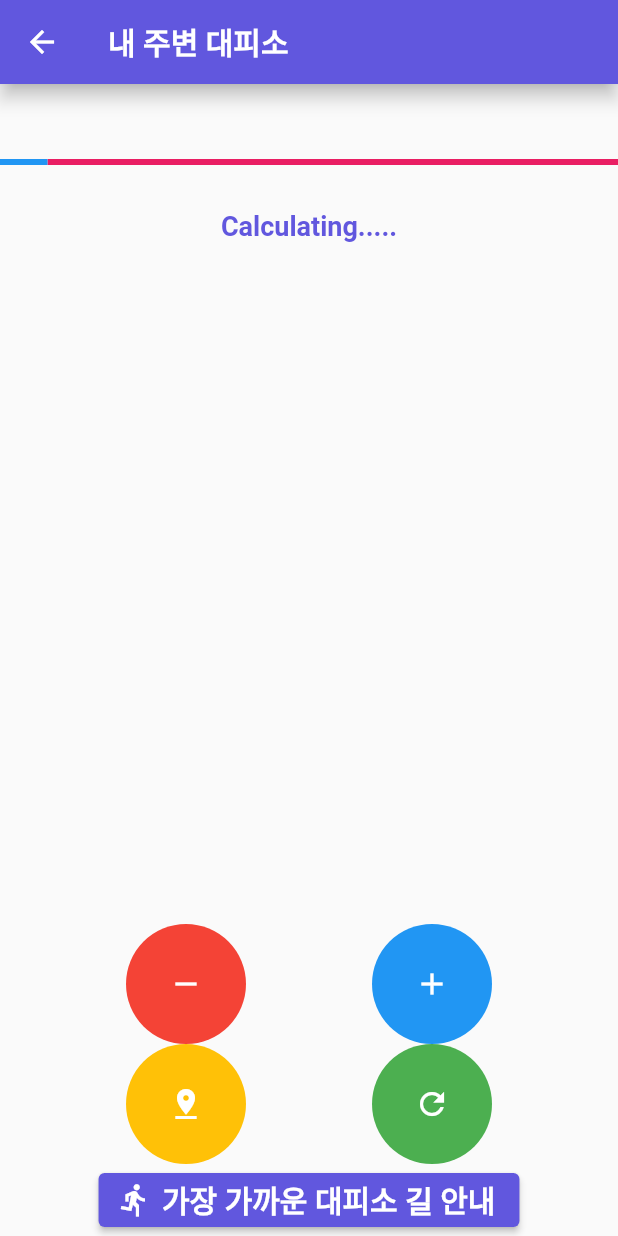
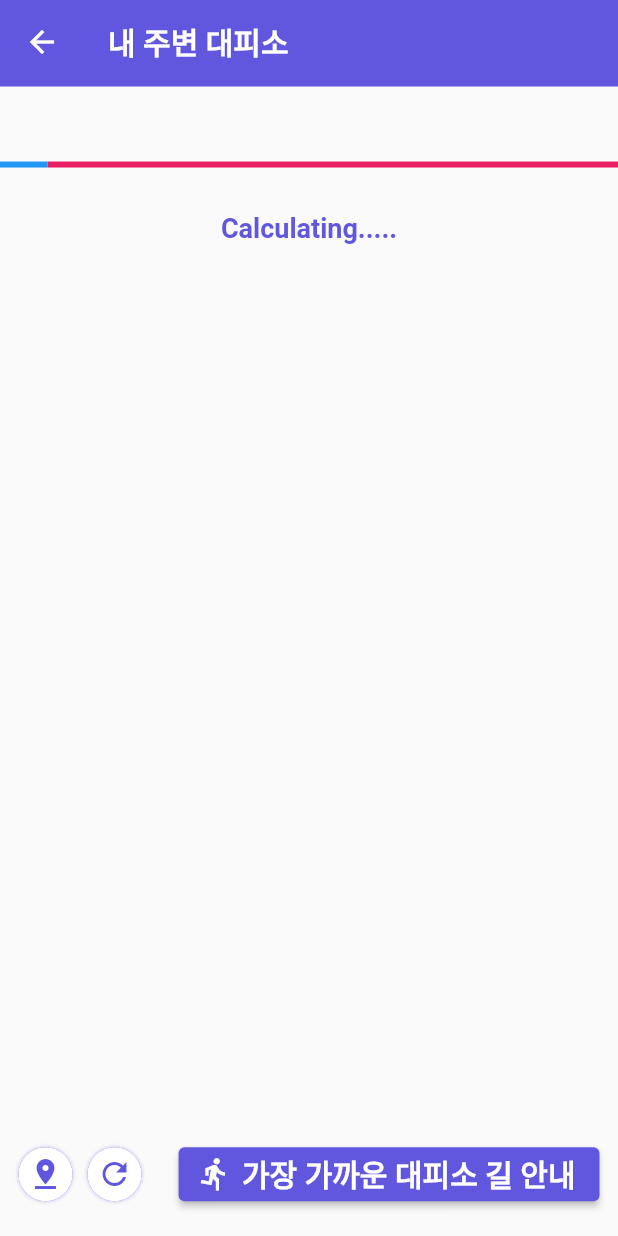
Before and after one commit to Cheon-DM/senior_project, a Flutter app: the AroundShelter screen opened directly, on a phone screen of 412 x 824 dp. Run offline on Flutter 3.47's test engine with Material 2 defaults, Android fonts, the light colour scheme and no system bars; our stand-ins replace cloud_firestore, firebase_auth, firebase_core, firebase_storage, geolocator, get and 4 more; missing offline and left inert: excel, kakaomap_webview, xml2json; accounts and stored records are empty; Roboto replaces fonts that are missing (Leferi).

Commit message:
내 주변 대피소 하단 버튼 UI 수정

```diff
--- a/lib/provider/LocateData.dart
+++ b/lib/provider/LocateData.dart
@@ -70,7 +70,6 @@ class LocateProvider extends ChangeNotifier {
     double tmp2 = position.longitude;
 
 
-    //if (_my_lat != tmp1 || _my_lng != tmp2){
       _my_lat = position.latitude;
       _my_lng = position.longitude;
 
@@ -89,7 +88,6 @@ class LocateProvider extends ChangeNotifier {
           'friend_lng': tmp2,
         });
       }
-  //  }
     notifyListeners();
   }
 
--- a/lib/shelter/find_shelter_map.dart
+++ b/lib/shelter/find_shelter_map.dart
@@ -3,6 +3,7 @@ import 'dart:core';
 import 'dart:math';
 import 'dart:async';
 
+import 'package:flutter/cupertino.dart';
 import 'package:flutter/services.dart';
 import 'package:provider/provider.dart';
 import 'package:vector_math/vector_math.dart' hide Colors;
@@ -16,16 +17,17 @@ import 'kakaomap_screen.dart';
 
 const String kakaoMapKey = '9e9e53f5a50038a1fdb31333c3afc1d2';
 
-num calculate(double lat1, double lat2, double lng1, double lng2){
+num calculate(double lat1, double lat2, double lng1, double lng2) {
   double dis;
   final R = 6371;
 
-  final deltaLat = radians((lat1-lat2).abs());
-  final deltaLng = radians((lng1-lng2).abs());
+  final deltaLat = radians((lat1 - lat2).abs());
+  final deltaLng = radians((lng1 - lng2).abs());
 
-  final sinDeltaLat = sin(deltaLat/2);
-  final sinDeltaLng = sin(deltaLng/2);
-  final squareRoot = sqrt(sinDeltaLat * sinDeltaLat + cos(radians(lat1)) * cos(radians(lat2)) * sinDeltaLng * sinDeltaLng);
+  final sinDeltaLat = sin(deltaLat / 2);
+  final sinDeltaLng = sin(deltaLng / 2);
+  final squareRoot = sqrt(sinDeltaLat * sinDeltaLat +
+      cos(radians(lat1)) * cos(radians(lat2)) * sinDeltaLng * sinDeltaLng);
 
   dis = 2 * R * asin(squareRoot);
   return dis;
@@ -38,7 +40,8 @@ class AroundShelter extends StatefulWidget {
 
 class _AroundShelterState extends State<AroundShelter> {
   late WebViewController _mapController;
-  late LocateProvider _locateProvider = Provider.of<LocateProvider>(context, listen: false);
+  late LocateProvider _locateProvider =
+      Provider.of<LocateProvider>(context, listen: false);
   late ShelterProvider _shelterProvider = Provider.of<ShelterProvider>(context);
   bool _isLoading = true; // 로딩중
 
@@ -53,26 +56,28 @@ class _AroundShelterState extends State<AroundShelter> {
   Future<void> readExcelFile() async {
     List<Map<String, dynamic>> around1KM = [];
     List<Map<String, dynamic>> around2KM = [];
-    int j=0;
+    int j = 0;
     num min_dis = 100000;
 
     var min_index = 0;
     _locateProvider.locateMe(); // 내 위치
     _shelterProvider.readShelterdata(); // 파일 읽기
-    Map<int, List<dynamic>> mp = context.read<ShelterProvider>().mp; // 대피소 저장 리스트
+    Map<int, List<dynamic>> mp =
+        context.read<ShelterProvider>().mp; // 대피소 저장 리스트
 
     int a = 0; // 1km list
     int b = 0; // 2km list
 
-    for(int i = 1; i< mp.length; i++){
+    for (int i = 1; i < mp.length; i++) {
       // lat : 위도, lng : 경도
       double lat2 = mp[i]![1]; // 위도
       double lng2 = mp[i]![0]; // 경도
       String spot = mp[i]![2]; // 장소이름
 
-      num distance = calculate(context.read<LocateProvider>().my_lat, lat2, context.read<LocateProvider>().my_lng, lng2); // 거리 계산
+      num distance = calculate(context.read<LocateProvider>().my_lat, lat2,
+          context.read<LocateProvider>().my_lng, lng2); // 거리 계산
 
-      if (min_dis > distance){
+      if (min_dis > distance) {
         min_dis = distance;
         min_index = i;
         min_lat = lat2;
@@ -80,7 +85,7 @@ class _AroundShelterState extends State<AroundShelter> {
         min_spot = spot;
       }
 
-      if (distance <= 1){
+      if (distance <= 1) {
         Map<String, dynamic> tmp = {
           'spot': spot as String,
           'lat': lat2 as double,
@@ -90,7 +95,7 @@ class _AroundShelterState extends State<AroundShelter> {
         a++;
       }
 
-      if(distance > 1 && distance <= 2){
+      if (distance > 1 && distance <= 2) {
         Map<String, dynamic> tmp = {
           'spot': spot as String,
           'lat': lat2,
@@ -108,11 +113,10 @@ class _AroundShelterState extends State<AroundShelter> {
       jsonAround1 = jsonEncode(around1);
       jsonAround2 = jsonEncode(around2);
     });
-
   }
 
   @override
-  void initState(){
+  void initState() {
     super.initState();
     _locateProvider.locateMe();
     readExcelFile();
@@ -130,17 +134,20 @@ class _AroundShelterState extends State<AroundShelter> {
   }
 
   @override
-  void dispose(){
+  void dispose() {
     super.dispose();
   }
 
   @override
   Widget build(BuildContext context) {
-    Size size = MediaQuery.of(context).size;
     return Scaffold(
-      appBar: AppBar(
+      resizeToAvoidBottomInset: false,
+
+      appBar: PreferredSize(
+        preferredSize: Size.fromHeight(MediaQuery.of(context).size.height*0.07),
+        child: AppBar(
           backgroundColor: const Color(0xff6157DE),
-        elevation: 5,
+          elevation: 0,
           title: Text(
             "내 주변 대피소",
             style: TextStyle(
@@ -160,6 +167,8 @@ class _AroundShelterState extends State<AroundShelter> {
             ),
           ),
         ),
+
+        ),
       body: Column(
         mainAxisAlignment: MainAxisAlignment.spaceEvenly,
         children: [
@@ -169,7 +178,7 @@ class _AroundShelterState extends State<AroundShelter> {
                 return StreamBuilder(
                     stream: locate(),
                     builder: (context, snapshot) {
-                      if (_isLoading){
+                      if (_isLoading) {
                         // return const CircularProgressIndicator();
                         return Expanded(
                             child: Column(
@@ -188,16 +197,17 @@ class _AroundShelterState extends State<AroundShelter> {
                             ),
                             Text(
                               "Calculating.....",
-                                  style: TextStyle(color: Color(0xff6157DE), fontSize: 18.0, fontWeight: FontWeight.bold),
+                              style: TextStyle(
+                                  color: Color(0xff6157DE),
+                                  fontSize: 18.0,
+                                  fontWeight: FontWeight.bold),
                             )
                           ],
-                            )
-                        );
-                      }
-                      else {
+                        ));
+                      } else {
                         return KakaoMapView(
-                            width: size.width,
-                            height: size.height / 2,
+                            width: MediaQuery.of(context).size.width,
+                            height: MediaQuery.of(context).size.height * 0.8,
                             kakaoMapKey: kakaoMapKey,
                             showMapTypeControl: true,
                             showZoomControl: true,
@@ -274,49 +284,18 @@ class _AroundShelterState extends State<AroundShelter> {
     map.addControl(mapTypeControl, kakao.maps.ControlPosition.TOPRIGHT);
               ''',
                             onTapMarker: (message) {
-                              ScaffoldMessenger.of(context)
-                                  .showSnackBar(SnackBar(content: Text(message.message)));
+                              ScaffoldMessenger.of(context).showSnackBar(
+                                  SnackBar(content: Text(message.message)));
                             });
                       }
-                    }
-                );
-              }
-          ),
+                    });
+              }),
+          Container(
+            height: MediaQuery.of(context).size.height * 0.1,
+            child: Row(
+              mainAxisAlignment: MainAxisAlignment.spaceAround,
+              children: [
                 Row(
-            mainAxisAlignment: MainAxisAlignment.spaceEvenly,
-            children: [
-              InkWell(
-                onTap: () {
-                  _mapController.runJavascript(
-                      'map.setLevel(map.getLevel() + 1, {animate: true})');
-                },
-                child: CircleAvatar(
-                  backgroundColor: Colors.red,
-                  radius: 40,
-                  child: const Icon(
-                    Icons.remove,
-                    color: Colors.white,
-                  ),
-                ),
-              ),
-              InkWell(
-                onTap: () {
-                  _mapController.runJavascript(
-                      'map.setLevel(map.getLevel() - 1, {animate: true})');
-                },
-                child: CircleAvatar(
-                  backgroundColor: Colors.blue,
-                  radius: 40,
-                  child: const Icon(
-                    Icons.add,
-                    color: Colors.white,
-                  ),
-                ),
-              )
-            ],
-          ),
-          Row(
-            mainAxisAlignment: MainAxisAlignment.spaceEvenly,
                   children: [
                     InkWell(
                       onTap: () {
@@ -354,32 +333,57 @@ class _AroundShelterState extends State<AroundShelter> {
     }
                     ''');
                       },
+                      child: Container(
+                        decoration: BoxDecoration(
+                          color: Color(0xff6157DE),
+                          shape: BoxShape.circle,
+                          boxShadow: [
+                            BoxShadow(
+                                blurRadius: 1,
+                                color: Color(0xff6157DE).withOpacity(0.2),
+                                spreadRadius: 1
+                            )
+                          ]
+                        ),
                         child: CircleAvatar(
-                  backgroundColor: Colors.amber,
-                  radius: 40,
+                          backgroundColor: Colors.white,
+                          radius: 18,
                           child: const Icon(
                             Icons.pin_drop,
-                    color: Colors.white,
+                            color: Color(0xff6157DE),
                           ),
                         ),
                       ),
+                    ),
+                    SizedBox(width: 10,),
                     InkWell(
                       onTap: () async {
                         _locateProvider.locateMe();
-                  setState(() {
-
-                  });
+                        setState(() {});
                         await _mapController.clearCache();
                       },
+                      child: Container(
+                        decoration: BoxDecoration(
+                            color: Color(0xff6157DE),
+                            shape: BoxShape.circle,
+                            boxShadow: [
+                              BoxShadow(
+                                  blurRadius: 1,
+                                  color: Color(0xff6157DE).withOpacity(0.2),
+                                  spreadRadius: 1
+                              )
+                            ]
+                        ),
                         child: CircleAvatar(
-                  backgroundColor: Colors.green,
-                  radius: 40,
+                          backgroundColor: Colors.white,
+                          radius: 18,
                           child: const Icon(
                             Icons.refresh,
-                    color: Colors.white,
+                            color: Color(0xff6157DE),
                           ),
                         ),
-              )
+                      ),
+                    ),
                   ],
                 ),
                 ElevatedButton.icon(
@@ -388,15 +392,15 @@ class _AroundShelterState extends State<AroundShelter> {
                     style: ElevatedButton.styleFrom(
                       //backgroundColor: const Color(0xff6157DE),
                         primary: const Color(0xff6157DE),
-                textStyle: TextStyle(
-                  fontSize: 20,
-                  fontWeight: FontWeight.bold
-                )
-              ),
+                        textStyle:
+                        TextStyle(fontSize: 20, fontWeight: FontWeight.bold)),
                     onPressed: () async {
                       await _openKakaoMapScreen(context);
-              }
-              )
+                    })
+              ],
+            ),
+          ),
+
         ],
       ),
     );
@@ -406,15 +410,21 @@ class _AroundShelterState extends State<AroundShelter> {
     KakaoMapUtil util = KakaoMapUtil();
 
     /// This is short form of the above comment
-    String url =
-    await util.getMapScreenURL(min_lat, min_lng, name: min_spot);
-    String testURL1 = "https://map.kakao.com/link/to/" + min_spot + "," + min_lat.toString() + "," +
-        min_lng.toString() + "/from/내 위치," + context.read<LocateProvider>().my_lat.toString() + "," + context.read<LocateProvider>().my_lng.toString();
+    String url = await util.getMapScreenURL(min_lat, min_lng, name: min_spot);
+    String testURL1 = "https://map.kakao.com/link/to/" +
+        min_spot +
+        "," +
+        min_lat.toString() +
+        "," +
+        min_lng.toString() +
+        "/from/내 위치," +
+        context.read<LocateProvider>().my_lat.toString() +
+        "," +
+        context.read<LocateProvider>().my_lng.toString();
 
     print('url : $url');
 
-    Navigator.push(
-        context, MaterialPageRoute(builder: (_) => KakaoMapScreen(url: testURL1))
-    );
+    Navigator.push(context,
+        MaterialPageRoute(builder: (_) => KakaoMapScreen(url: testURL1)));
   }
 }
```
Lines whose indentation alone changed are shown as unchanged.
